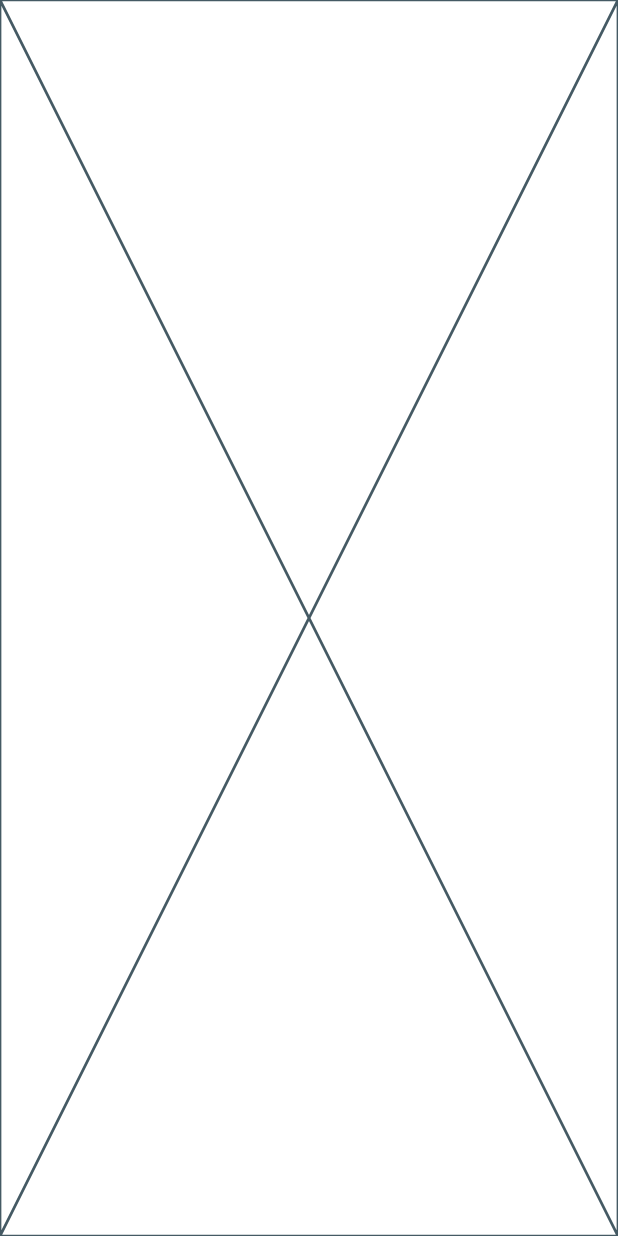
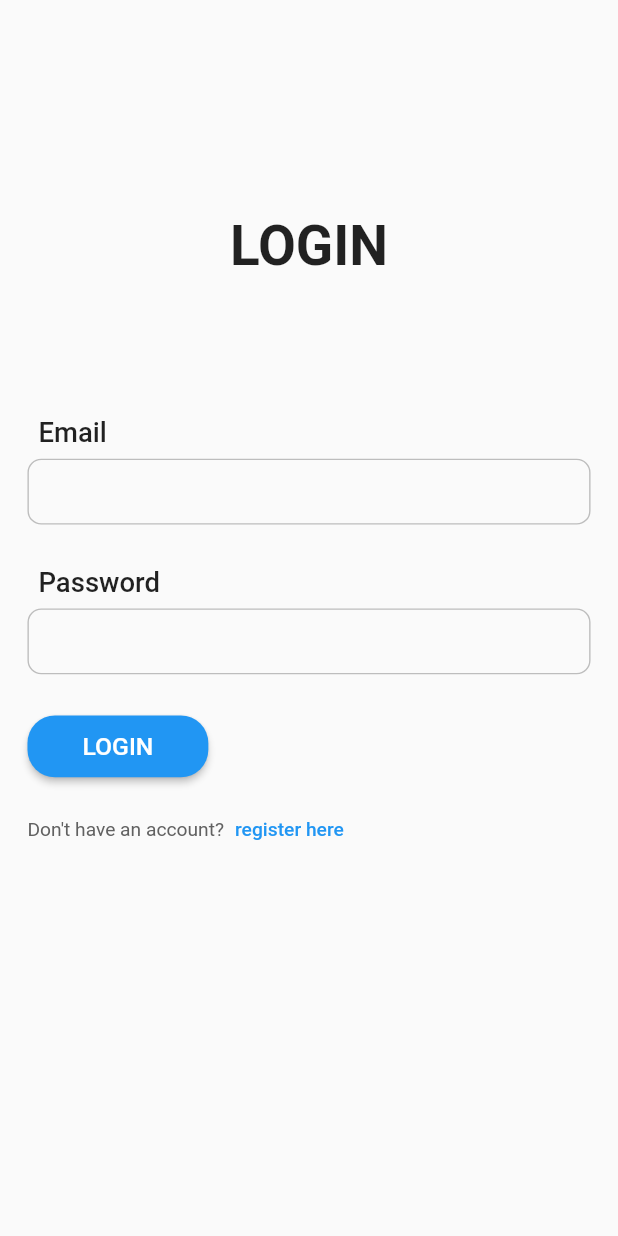
Before and after one commit to xe-hun/auth_application, a Flutter app: the screen it shows after launch, on a phone screen of 412 x 824 dp. Run offline on Flutter 3.47's test engine with Material 2 defaults, Android fonts, the phone set to English and light mode, and no system bars; our stand-ins replace auto_route, bloc, flutter_bloc, freezed_annotation, get_it, injectable and 2 more.

Commit message:
Add Auth Pages Ui
Added registration page
Added Login page
Added Otp page

```diff
--- a/lib/main.dart
+++ b/lib/main.dart
@@ -25,9 +25,8 @@ class MyApp extends StatelessWidget {
       create: (context) => AuthBloc()..add(const AuthEvent.started()),
       child: MaterialApp.router(
         title: 'Authentication Application',
-        theme: ThemeData(
-          primarySwatch: Colors.blue,
-        ),
+        theme:
+            ThemeData(primarySwatch: Colors.blue, brightness: Brightness.light),
         routeInformationParser: appRouter.defaultRouteParser(),
         routerDelegate: appRouter.delegate(),
         debugShowCheckedModeBanner: false,
--- a/lib/presentation/authentication/login_page.dart
+++ b/lib/presentation/authentication/login_page.dart
@@ -1,11 +1,69 @@
-import 'package:flutter/src/widgets/framework.dart';
-import 'package:flutter/src/widgets/placeholder.dart';
+import 'package:auth_appication/presentation/shared_widgets.dart';
+import 'package:auth_appication/presentation/sizes.dart';
+import 'package:auth_appication/router.gr.dart';
+import 'package:auto_route/auto_route.dart';
+import 'package:flutter/material.dart';
 
 class LoginPage extends StatelessWidget {
   const LoginPage({super.key});
 
   @override
   Widget build(BuildContext context) {
-    return const Placeholder();
+    return Scaffold(
+      appBar: AppBar(
+        elevation: 0,
+        backgroundColor: Colors.transparent,
+      ),
+      body: SafeArea(
+        child: SingleChildScrollView(
+          child: Padding(
+            padding: const EdgeInsets.symmetric(horizontal: 20),
+            child: Column(
+              crossAxisAlignment: CrossAxisAlignment.start,
+              children: [
+                // _buildAppBar(),
+
+                buildPageLabel(label: "LOGIN"),
+
+                _buildLoginBody(onLogin: () {}),
+                _buildRegisterDialog(onPressed: () {
+                  context.router.replace(const SignupRoute());
+                })
+              ],
+            ),
+          ),
+        ),
+      ),
+    );
+  }
+
+  RichText _buildRegisterDialog({required Function() onPressed}) {
+    return RichText(
+        text: TextSpan(
+            text: "Don't have an account?",
+            style: TextStyle(color: Colors.grey.shade700),
+            children: [
+          WidgetSpan(
+              alignment: PlaceholderAlignment.middle,
+              child: TextButton(
+                style: TextButton.styleFrom(
+                  tapTargetSize: MaterialTapTargetSize.shrinkWrap,
+                ),
+                onPressed: onPressed,
+                child: const Text('register here'),
+              ))
+        ]));
+  }
+
+  Widget _buildLoginBody({required Function() onLogin}) {
+    return Column(
+      crossAxisAlignment: CrossAxisAlignment.start,
+      children: [
+        buildTextInputField(label: 'Email'),
+        buildTextInputField(label: 'Password'),
+        buildCustombutton(label: "LOGIN", onPressed: onLogin),
+        SizedBox(height: spaceSizeMedium)
+      ],
+    );
   }
 }
--- /dev/null
+++ b/lib/presentation/shared_widgets.dart
@@ -0,0 +1,77 @@
+import 'package:auth_appication/presentation/sizes.dart';
+import 'package:flutter/material.dart';
+
+Widget buildTextInputField({required String label}) {
+  return Column(
+    crossAxisAlignment: CrossAxisAlignment.start,
+    children: [
+      Padding(
+        padding: const EdgeInsets.symmetric(horizontal: 8.0),
+        child: Text(
+          label,
+          style: TextStyle(fontSize: displaySize3, fontWeight: FontWeight.w500),
+        ),
+      ),
+      const SizedBox(height: 8),
+      TextField(
+        style: TextStyle(fontSize: displaySize2),
+        decoration: InputDecoration(
+          contentPadding:
+              const EdgeInsets.symmetric(horizontal: 10, vertical: 10),
+          border: _buildInputBorder(),
+          enabledBorder: _buildInputBorder(),
+          focusedBorder: _buildInputBorder(),
+        ),
+      ),
+      const SizedBox(
+        height: 30,
+      )
+    ],
+  );
+}
+
+InputBorder _buildInputBorder() {
+  return OutlineInputBorder(
+      borderRadius: BorderRadius.circular(10),
+      borderSide: BorderSide(width: 1, color: Colors.grey.shade400));
+}
+
+Widget buildCustombutton(
+    {required String label, required Function() onPressed}) {
+  return SizedBox(
+    height: 45,
+    child: ElevatedButton(
+        onPressed: onPressed,
+        style: ElevatedButton.styleFrom(
+            padding: const EdgeInsets.symmetric(horizontal: 40),
+            shape: RoundedRectangleBorder(
+                borderRadius: BorderRadius.circular(20))),
+        child: Text(
+          label,
+          style: TextStyle(
+            fontSize: displaySize2,
+          ),
+        )),
+  );
+}
+
+Widget buildPageLabel({required String label}) {
+  return Padding(
+    padding: const EdgeInsets.symmetric(vertical: 100),
+    child: Center(
+      child: Text(
+        label,
+        textAlign: TextAlign.center,
+        style: TextStyle(fontSize: displaySize5, fontWeight: FontWeight.w700),
+      ),
+    ),
+  );
+}
+
+PreferredSizeWidget buildAppBar() {
+  return AppBar(
+    iconTheme: IconThemeData(color: Colors.grey.shade600),
+    elevation: 0,
+    backgroundColor: Colors.transparent,
+  );
+}
--- /dev/null
+++ b/lib/presentation/sizes.dart
@@ -0,0 +1,5 @@
+double displaySize2 = 18;
+double displaySize3 = 20;
+double displaySize5 = 40;
+
+double spaceSizeMedium = 20;
--- a/lib/router.dart
+++ b/lib/router.dart
@@ -1,6 +1,7 @@
 import 'package:auth_appication/presentation/app/home_page.dart';
 import 'package:auth_appication/presentation/authentication/authentication_page.dart';
 import 'package:auth_appication/presentation/authentication/login_page.dart';
+import 'package:auth_appication/presentation/authentication/otp_page.dart';
 import 'package:auth_appication/presentation/authentication/signup_page.dart';
 import 'package:auth_appication/presentation/initialization_page.dart';
 import 'package:auto_route/annotations.dart';
@@ -20,6 +21,7 @@ import 'package:auto_route/annotations.dart';
           initial: true,
         ),
         AutoRoute(page: SignupPage),
+        AutoRoute(page: OtpPage),
       ],
     ),
     AutoRoute(
--- a/pubspec.yaml
+++ b/pubspec.yaml
@@ -26,6 +26,7 @@ dependencies:
   get_it: ^7.2.0
   injectable: ^2.1.0
   responsive_framework: ^0.2.0
+  otp_text_field: ^1.1.3
 
 dev_dependencies:
   auto_route_generator: ^5.0.3
```
Also changed, not shown: lib/presentation/authentication/otp_page.dart (added, +89 -0 lines), lib/presentation/authentication/signup_page.dart (+58 -3 lines), lib/presentation/page_layout.dart (added, +16 -0 lines), lib/router.gr.dart, pubspec.lock, 6 other files.
